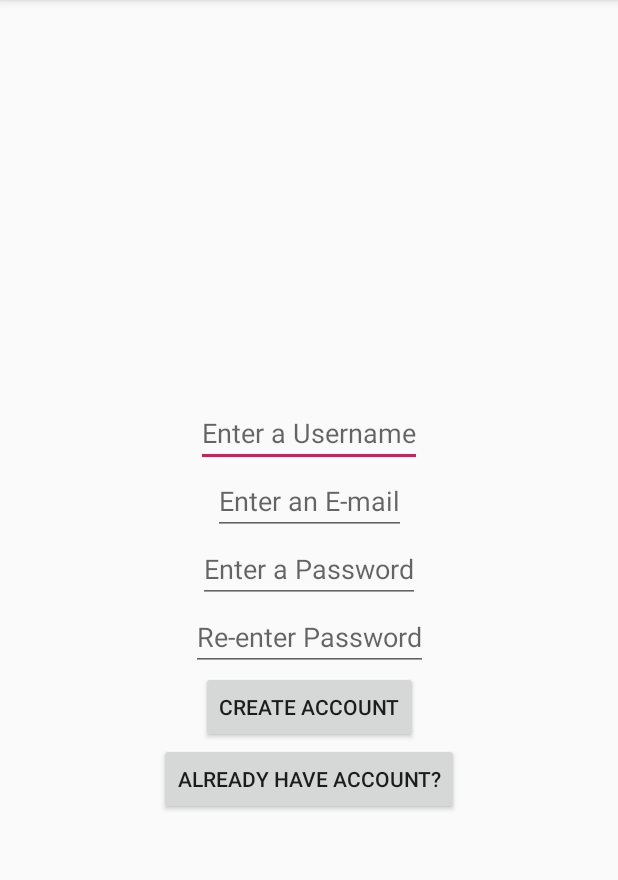
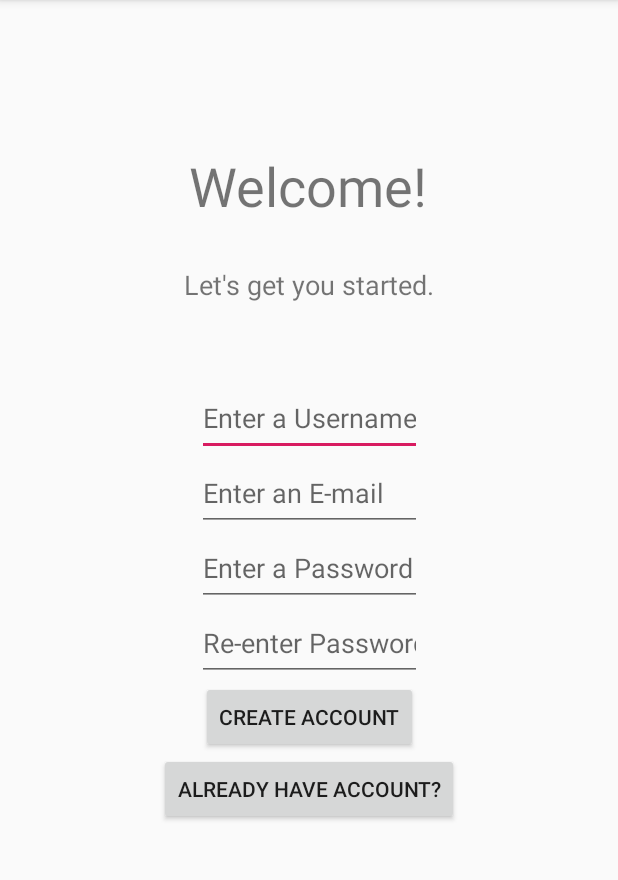
Before and after one commit to Latarax/Bro-Team-App, an Android app: the CreateNewAccount screen opened directly, with no data from a screen before it, on a phone screen of 412 x 824 dp, the part 84-964 px from its top. Run offline under Robolectric (Android 15) with nearby library versions, the phone set to English and light mode, and no system bars; our stand-ins replace Firebase (no records; nobody signed in at launch, a user with empty details on screens opened directly).

Commit message:
added text to login and create account pages, aligned field sizes

```diff
--- a/app/src/main/res/layout/create_new_account.xml
+++ b/app/src/main/res/layout/create_new_account.xml
@@ -8,8 +8,8 @@
 
     <EditText
         android:id="@+id/newUsernameEntry"
-        android:layout_width="wrap_content"
-        android:layout_height="wrap_content"
+        android:layout_width="150dp"
+        android:layout_height="50dp"
         android:hint="@string/newUsernameTitle"
         android:inputType="textCapSentences"
         app:layout_constraintBottom_toTopOf="@+id/newEmailEntry"
@@ -18,8 +18,8 @@
 
     <EditText
         android:id="@+id/newEmailEntry"
-        android:layout_width="wrap_content"
-        android:layout_height="wrap_content"
+        android:layout_width="150dp"
+        android:layout_height="50dp"
         android:hint="@string/newUserEmailTitle"
         android:inputType="textCapSentences"
         app:layout_constraintBottom_toTopOf="@+id/newPasswordEntry"
@@ -28,8 +28,8 @@
 
     <EditText
         android:id="@+id/newPasswordEntry"
-        android:layout_width="wrap_content"
-        android:layout_height="wrap_content"
+        android:layout_width="150dp"
+        android:layout_height="50dp"
         android:layout_marginBottom="10dp"
         android:hint="@string/newPasswordTitle"
         android:inputType="textPassword"
@@ -41,8 +41,8 @@
 
     <EditText
         android:id="@+id/newPassVerifEntry"
-        android:layout_width="wrap_content"
-        android:layout_height="wrap_content"
+        android:layout_width="150dp"
+        android:layout_height="50dp"
         android:hint="@string/verifPasswordTitle"
         android:inputType="textPassword"
         app:layout_constraintBottom_toTopOf="@+id/submitAccountButton"
@@ -80,4 +80,29 @@
         app:layout_constraintTop_toBottomOf="@+id/haveAccountButton"
         android:visibility="gone" />
 
+    <TextView
+        android:id="@+id/textView"
+        android:layout_width="208dp"
+        android:layout_height="55dp"
+        android:text="Welcome!"
+        android:textAlignment="center"
+        android:textSize="36sp"
+        app:layout_constraintBottom_toTopOf="@+id/newUsernameEntry"
+        app:layout_constraintEnd_toEndOf="parent"
+        app:layout_constraintHorizontal_bias="0.498"
+        app:layout_constraintStart_toStartOf="parent"
+        app:layout_constraintTop_toTopOf="parent" />
+
+    <TextView
+        android:id="@+id/textView4"
+        android:layout_width="186dp"
+        android:layout_height="54dp"
+        android:text="Let's get you started."
+        android:textAlignment="center"
+        android:textSize="18sp"
+        app:layout_constraintBottom_toTopOf="@+id/newUsernameEntry"
+        app:layout_constraintEnd_toEndOf="parent"
+        app:layout_constraintStart_toStartOf="parent"
+        app:layout_constraintTop_toBottomOf="@+id/textView" />
+
 </androidx.constraintlayout.widget.ConstraintLayout>
--- a/app/src/main/res/layout/login_main.xml
+++ b/app/src/main/res/layout/login_main.xml
@@ -92,4 +92,15 @@
         app:layout_constraintEnd_toEndOf="parent"
         app:layout_constraintStart_toStartOf="parent"
         app:layout_constraintTop_toBottomOf="@+id/passwordInput" />
+
+    <TextView
+        android:id="@+id/textView3"
+        android:layout_width="181dp"
+        android:layout_height="75dp"
+        android:text="Grouper"
+        android:textSize="48sp"
+        app:layout_constraintBottom_toTopOf="@+id/loginErrorText"
+        app:layout_constraintEnd_toEndOf="parent"
+        app:layout_constraintStart_toStartOf="@+id/loginLayout"
+        app:layout_constraintTop_toTopOf="parent" />
 </androidx.constraintlayout.widget.ConstraintLayout>
```
